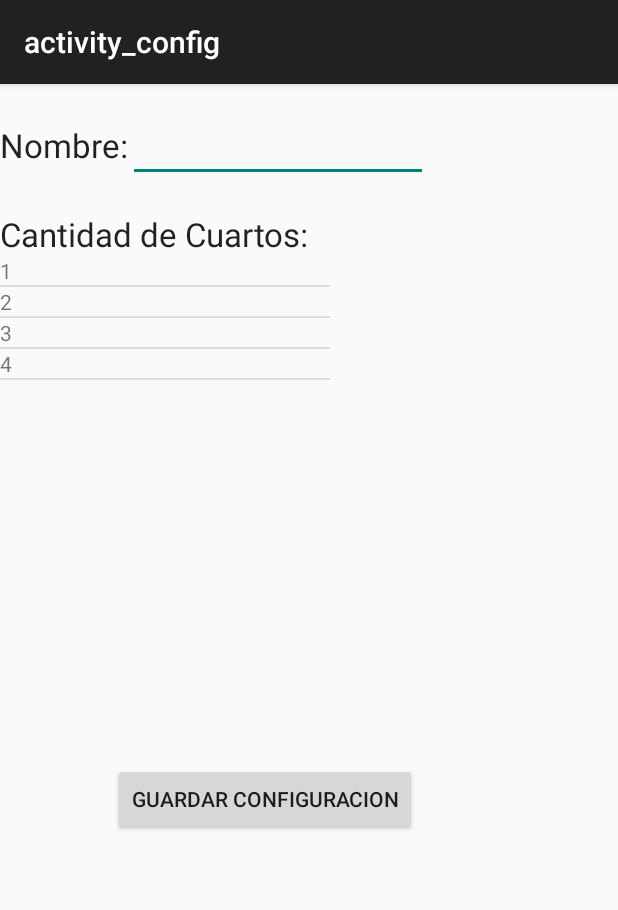
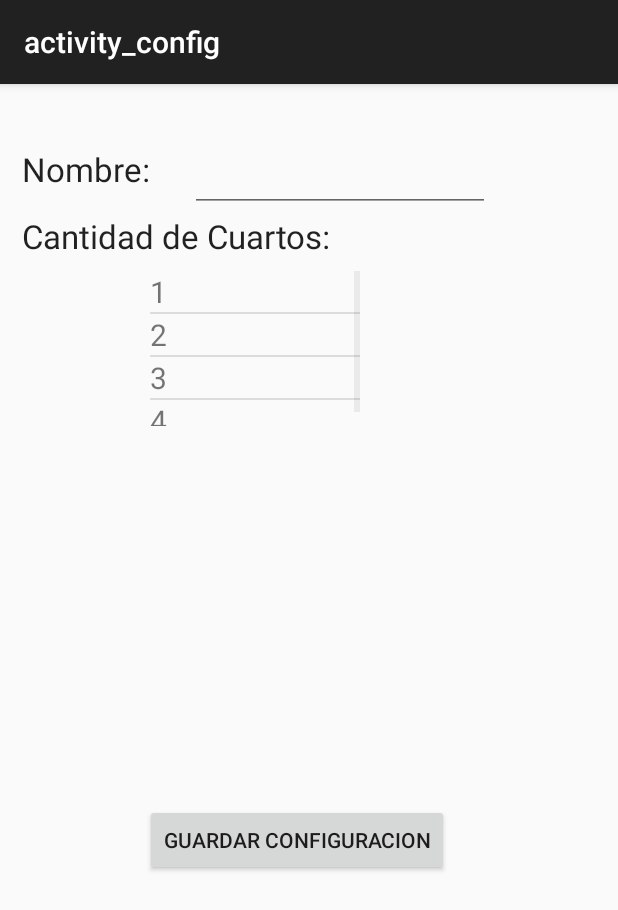
Before and after one commit to renegal8/HouseUnderControl_v1, an Android app: the activity_config screen opened directly, with no data from a screen before it, on a phone screen of 412 x 824 dp. Shown: the top 910 px of the screen. Run offline under Robolectric (Android 15) with nearby library versions, the phone set to English and light mode, and no system bars.

```diff
--- a/app/src/main/res/layout/activity_activity_config.xml
+++ b/app/src/main/res/layout/activity_activity_config.xml
@@ -1,13 +1,8 @@
 <?xml version="1.0" encoding="utf-8"?>
-<LinearLayout xmlns:android="http://schemas.android.com/apk/res/android"
+<AbsoluteLayout xmlns:android="http://schemas.android.com/apk/res/android"
     android:layout_width="match_parent" android:layout_height="match_parent"
     android:orientation="vertical">
 
-    <LinearLayout
-        android:orientation="horizontal"
-        android:layout_width="match_parent"
-        android:layout_height="wrap_content"
-        android:layout_marginTop="20dp">
 
         <TextView
             android:layout_width="wrap_content"
@@ -15,54 +10,32 @@
             android:textAppearance="?android:attr/textAppearanceLarge"
             android:text="@string/nombre"
             android:id="@+id/nombreTV"
-            android:layout_x="30dp"
-            android:layout_y="15dp" />
-
-        <EditText
-            android:layout_width="200dp"
-            android:layout_height="wrap_content"
-            android:id="@+id/nombreValueET"
-            android:layout_x="30dp"
-            android:layout_y="40dp" />
-    </LinearLayout>
+            android:layout_x="15dp"
+            android:layout_y="42dp" />
 
 
-    <LinearLayout
-        android:orientation="horizontal"
-        android:layout_width="match_parent"
-        android:layout_height="wrap_content"
-        android:layout_marginTop="20dp">
-
         <TextView
-            android:layout_width="wrap_content"
-            android:layout_height="wrap_content"
-            android:textAppearance="?android:attr/textAppearanceLarge"
-            android:text="@string/cantidad"
-            android:id="@+id/cantCuartosTV"
-            android:layout_x="30dp"
-            android:layout_y="90dp" />
-
-        <TextView
-            android:layout_width="wrap_content"
+            android:layout_width="57dp"
             android:layout_height="wrap_content"
             android:textAppearance="?android:attr/textAppearanceLarge"
             android:id="@+id/cantCuartosValueTV"
-            android:layout_marginLeft="30dp"/>
-    </LinearLayout>
+            android:layout_marginLeft="30dp"
+            android:layout_x="239dp"
+            android:layout_y="87dp" />
 
     <ListView
-        android:layout_width="220dp"
-        android:layout_height="94dp"
+        android:layout_width="140dp"
+        android:layout_height="103dp"
         android:id="@+id/cuartosLV"
-        android:layout_x="95dp"
-        android:layout_y="118dp"/>
+        android:layout_x="100dp"
+        android:layout_y="125dp"/>
 
     <ImageView
         android:layout_width="244dp"
         android:layout_height="244dp"
         android:id="@+id/casaIV"
         android:layout_x="61dp"
-        android:layout_y="215dp"/>
+        android:layout_y="235dp"/>
 
     <Button
         android:layout_width="wrap_content"
@@ -70,7 +43,23 @@
         android:text="@string/guardar"
         android:id="@+id/botonGuardar"
         android:layout_x="97dp"
-        android:layout_y="458dp"
+        android:layout_y="480dp"
         android:layout_marginLeft="75dp"/>
 
-</LinearLayout>
+    <EditText
+        android:layout_width="200dp"
+        android:layout_height="wrap_content"
+        android:id="@+id/nombreValueET"
+        android:layout_x="127dp"
+        android:layout_y="40dp" />
+
+    <TextView
+        android:layout_width="wrap_content"
+        android:layout_height="wrap_content"
+        android:textAppearance="?android:attr/textAppearanceLarge"
+        android:text="@string/cantidad"
+        android:id="@+id/cantCuartosTV"
+        android:layout_x="15dp"
+        android:layout_y="87dp" />
+
+</AbsoluteLayout>
--- a/app/src/main/res/layout/activity_main.xml
+++ b/app/src/main/res/layout/activity_main.xml
@@ -16,6 +16,8 @@
         android:layout_height="wrap_content"
         android:textAppearance="?android:attr/textAppearanceLarge"
         android:text="@string/app_name"
+        android:textStyle="bold"
+        android:textSize="24dp"
         android:id="@+id/app_name"
         android:layout_x="71dp"
         android:layout_y="34dp"
@@ -27,7 +29,7 @@
         android:text="@string/configuracion"
         android:id="@+id/boton_configuracion"
         android:layout_x="11dp"
-        android:layout_y="152dp"
+        android:layout_y="172dp"
         android:layout_marginTop="50dp"/>
 
     <Button
@@ -36,6 +38,6 @@
         android:text="@string/ver_configuracion"
         android:id="@+id/boton_verconfiguracion"
         android:layout_x="26dp"
-        android:layout_y="230dp"
+        android:layout_y="250dp"
         android:layout_marginTop="50dp"/>
 </LinearLayout>
--- a/app/src/main/res/layout/activity_row.xml
+++ b/app/src/main/res/layout/activity_row.xml
@@ -7,4 +7,5 @@
     android:id="@+id/rowTV"
     android:layout_weight="1.07"
     android:layout_marginLeft="30dp"
+    android:textSize="20dp"
     xmlns:android="http://schemas.android.com/apk/res/android" />
--- a/app/src/main/res/layout/activity_ver_configuracion.xml
+++ b/app/src/main/res/layout/activity_ver_configuracion.xml
@@ -16,6 +16,7 @@
             android:layout_width="wrap_content"
             android:layout_height="wrap_content"
             android:text="@string/nombre"
+            android:textSize="20dp"
             android:id="@+id/nombreTV" />
 
         <TextView
@@ -23,6 +24,7 @@
             android:layout_height="wrap_content"
             android:text=""
             android:id="@+id/nombreValueTV"
+            android:textSize="20dp"
             android:layout_marginLeft="40dp"/>
 
         </LinearLayout>
@@ -36,6 +38,7 @@
             android:layout_width="wrap_content"
             android:layout_height="wrap_content"
             android:text="@string/cantidad"
+            android:textSize="20dp"
             android:id="@+id/cantidadTV" />
 
         <TextView
@@ -43,6 +46,7 @@
             android:layout_height="wrap_content"
             android:text=""
             android:id="@+id/cantidadValueTV"
+            android:textSize="20dp"
             android:layout_marginLeft="40dp"/>
 
         </LinearLayout>
@@ -55,10 +59,9 @@
         android:weightSum="1">
 
         <ImageView
-            android:layout_width="wrap_content"
-            android:layout_height="252dp"
-            android:id="@+id/casaIV"
-            android:layout_weight="0.72" />
+            android:layout_width="328dp"
+            android:layout_height="326dp"
+            android:id="@+id/casaIV" />
     </LinearLayout>
 
 </LinearLayout>
```
